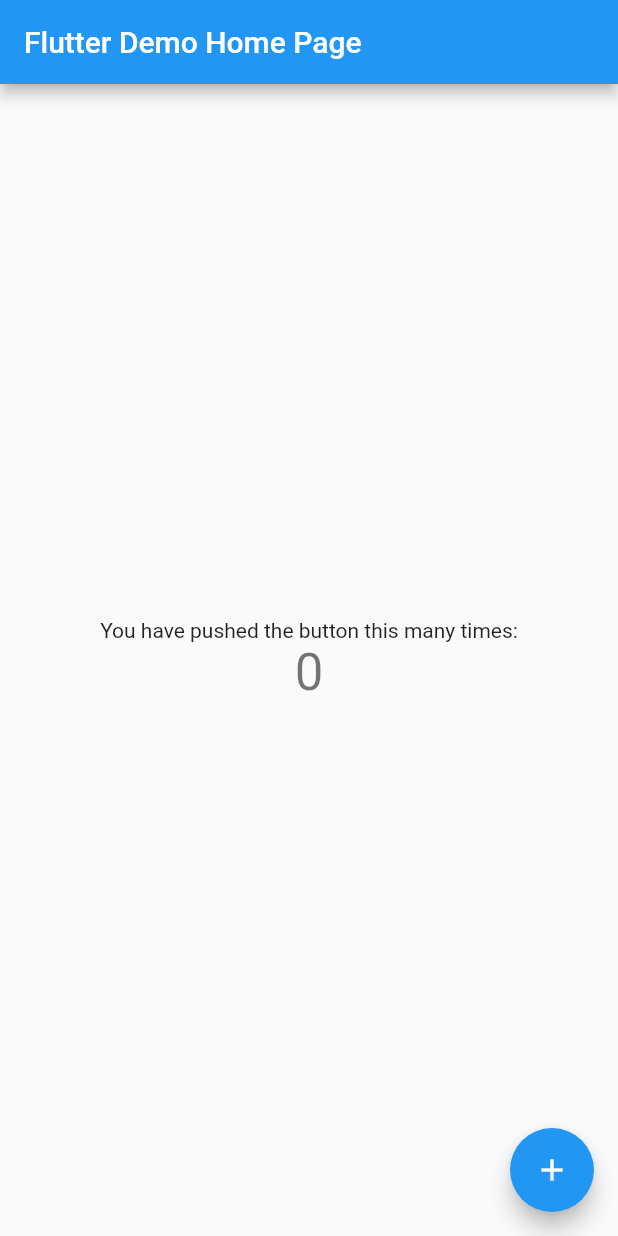
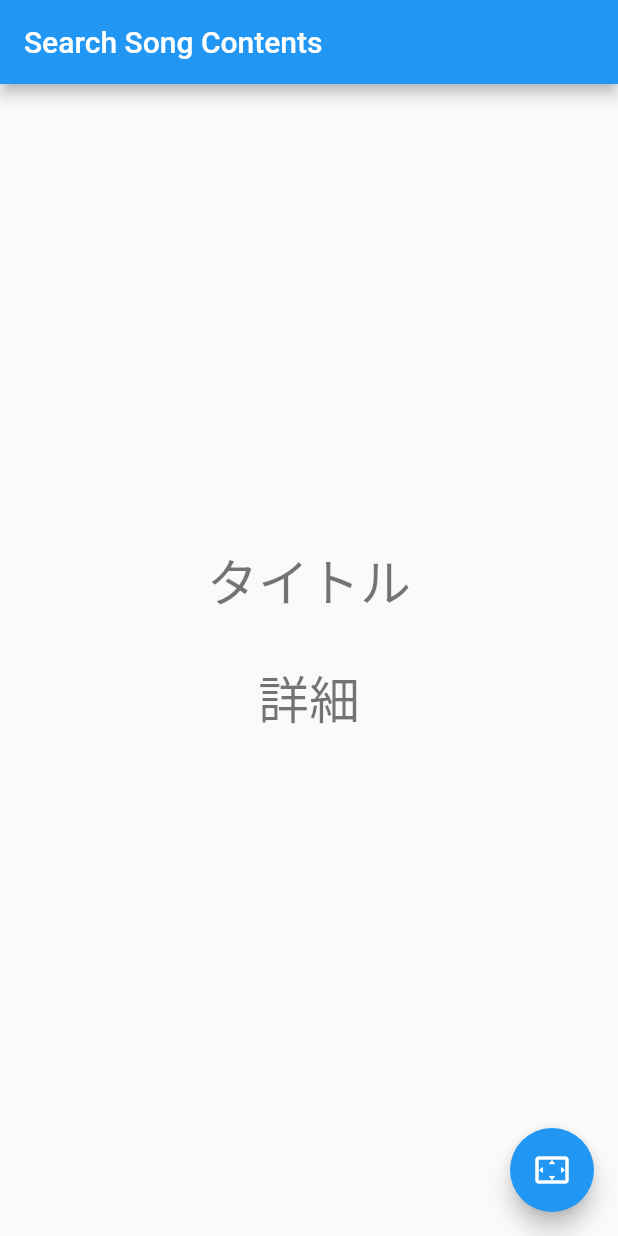
Before and after one commit to sato-na/search_song_contents, a Flutter app: the screen it shows after launch, on a phone screen of 412 x 824 dp. Run offline on Flutter 3.47's test engine with Material 2 defaults, Android fonts, the phone set to English and light mode, and no system bars; missing offline and left inert: flutter_barcode_scanner.

Commit message:
記事用完成

```diff
--- a/lib/main.dart
+++ b/lib/main.dart
@@ -1,48 +1,30 @@
+import 'dart:convert';
+
 import 'package:flutter/material.dart';
+import "package:flutter_barcode_scanner/flutter_barcode_scanner.dart";
+import 'package:http/http.dart' as http;
+
 
 void main() {
-  runApp(MyApp());
-}
+  runApp(MyApp());}
 
 class MyApp extends StatelessWidget {
-  // This widget is the root of your application.
+
   @override
   Widget build(BuildContext context) {
     return MaterialApp(
-      title: 'Flutter Demo',
+      title: 'Search Song Contents',
       theme: ThemeData(
-        // This is the theme of your application.
-        //
-        // Try running your application with "flutter run". You'll see the
-        // application has a blue toolbar. Then, without quitting the app, try
-        // changing the primarySwatch below to Colors.green and then invoke
-        // "hot reload" (press "r" in the console where you ran "flutter run",
-        // or simply save your changes to "hot reload" in a Flutter IDE).
-        // Notice that the counter didn't reset back to zero; the application
-        // is not restarted.
         primarySwatch: Colors.blue,
-        // This makes the visual density adapt to the platform that you run
-        // the app on. For desktop platforms, the controls will be smaller and
-        // closer together (more dense) than on mobile platforms.
-        visualDensity: VisualDensity.adaptivePlatformDensity,
       ),
-      home: MyHomePage(title: 'Flutter Demo Home Page'),
+      home: MyHomePage(title: 'Search Song Contents'),
     );
   }
 }
 
 class MyHomePage extends StatefulWidget {
+
   MyHomePage({Key key, this.title}) : super(key: key);
-
-  // This widget is the home page of your application. It is stateful, meaning
-  // that it has a State object (defined below) that contains fields that affect
-  // how it looks.
-
-  // This class is the configuration for the state. It holds the values (in this
-  // case the title) provided by the parent (in this case the App widget) and
-  // used by the build method of the State. Fields in a Widget subclass are
-  // always marked "final".
-
   final String title;
 
   @override
@@ -50,68 +32,65 @@ class MyHomePage extends StatefulWidget {
 }
 
 class _MyHomePageState extends State<MyHomePage> {
-  int _counter = 0;
+  String name = "";
+  String description = "";
 
-  void _incrementCounter() {
-    setState(() {
-      // This call to setState tells the Flutter framework that something has
-      // changed in this State, which causes it to rerun the build method below
-      // so that the display can reflect the updated values. If we changed
-      // _counter without calling setState(), then the build method would not be
-      // called again, and so nothing would appear to happen.
-      _counter++;
+
+  Future _incrementCounter() async{
+
+    // バーコードをスキャンする
+    String barcodeScanRes = await FlutterBarcodeScanner.scanBarcode("#ff6666", "Cancel", false, ScanMode.DEFAULT);
+
+    // janコードから商品を検索
+    String url = "http://shopping.yahooapis.jp/ShoppingWebService/V3/itemSearch?appid=dj00aiZpPU43aHIyUkp0U2FpeCZzPWNvbnN1bWVyc2VjcmV0Jng9NWU-&seller_id=felista&jan_code=${barcodeScanRes}";
+
+    http.get(url).then((response) async {
+      Map<String, dynamic> data = json.decode(response.body);
+
+      setState(() {
+
+        if (data["hits"].length != 0) {
+          List<dynamic> hits = data["hits"];
+          name = hits[0]["name"];
+          description = hits[0]["description"];
+
+        } else {
+          name = "商品が登録されていません";
+          description = "商品が登録されていません";
+        }
+      });
     });
   }
 
   @override
   Widget build(BuildContext context) {
-    // This method is rerun every time setState is called, for instance as done
-    // by the _incrementCounter method above.
-    //
-    // The Flutter framework has been optimized to make rerunning build methods
-    // fast, so that you can just rebuild anything that needs updating rather
-    // than having to individually change instances of widgets.
     return Scaffold(
       appBar: AppBar(
-        // Here we take the value from the MyHomePage object that was created by
-        // the App.build method, and use it to set our appbar title.
         title: Text(widget.title),
       ),
       body: Center(
-        // Center is a layout widget. It takes a single child and positions it
-        // in the middle of the parent.
         child: Column(
-          // Column is also a layout widget. It takes a list of children and
-          // arranges them vertically. By default, it sizes itself to fit its
-          // children horizontally, and tries to be as tall as its parent.
-          //
-          // Invoke "debug painting" (press "p" in the console, choose the
-          // "Toggle Debug Paint" action from the Flutter Inspector in Android
-          // Studio, or the "Toggle Debug Paint" command in Visual Studio Code)
-          // to see the wireframe for each widget.
-          //
-          // Column has various properties to control how it sizes itself and
-          // how it positions its children. Here we use mainAxisAlignment to
-          // center the children vertically; the main axis here is the vertical
-          // axis because Columns are vertical (the cross axis would be
-          // horizontal).
           mainAxisAlignment: MainAxisAlignment.center,
           children: <Widget>[
             Text(
-              'You have pushed the button this many times:',
-            ),
+              "タイトル",
+              style: Theme.of(context).textTheme.display1,),
+            Text(name,
+              style: Theme.of(context).textTheme.headline,),
             Text(
-              '$_counter',
-              style: Theme.of(context).textTheme.headline4,
-            ),
+              "詳細",
+              style: Theme.of(context).textTheme.display1,),
+            Text(description,
+              style: Theme.of(context).textTheme.headline,),
           ],
         ),
       ),
+      // カメラを起動するボタン
       floatingActionButton: FloatingActionButton(
         onPressed: _incrementCounter,
         tooltip: 'Increment',
-        child: Icon(Icons.add),
-      ), // This trailing comma makes auto-formatting nicer for build methods.
+        child: Icon(Icons.settings_overscan),
+      ),
     );
   }
 }
--- a/pubspec.yaml
+++ b/pubspec.yaml
@@ -21,6 +21,8 @@ environment:
   sdk: ">=2.7.0 <3.0.0"
 
 dependencies:
+  flutter_barcode_scanner: ^1.0.2
+  http: ^0.12.0+4
   flutter:
     sdk: flutter
 
```
Also changed, not shown: pubspec.lock, 1 other file.
